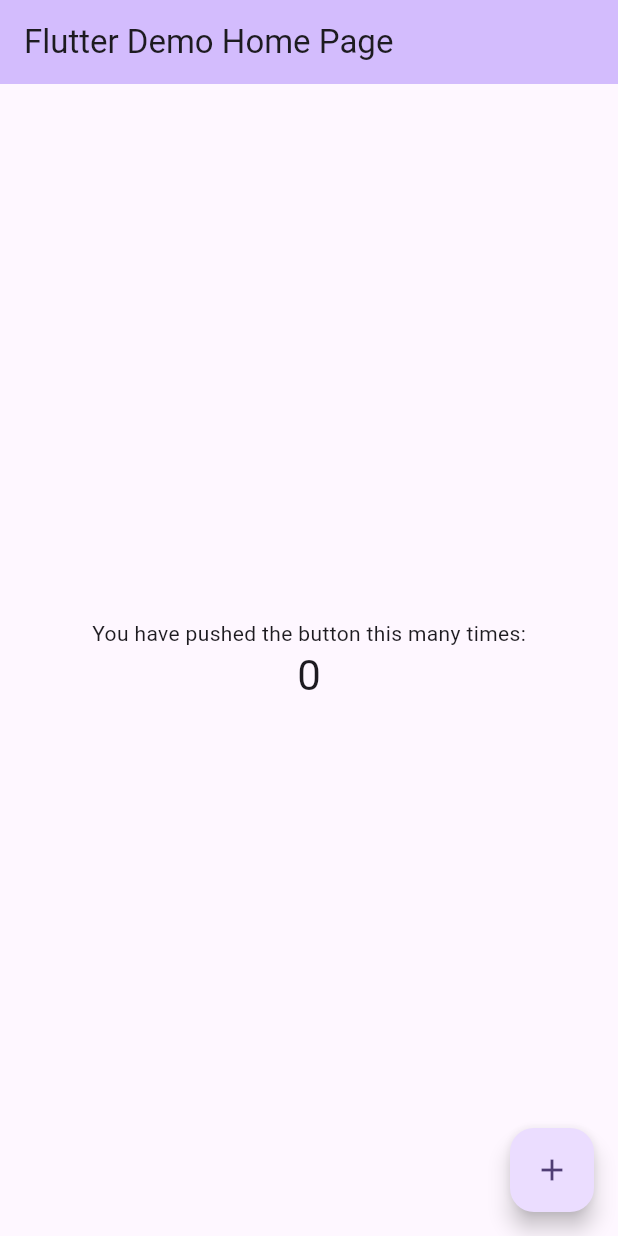
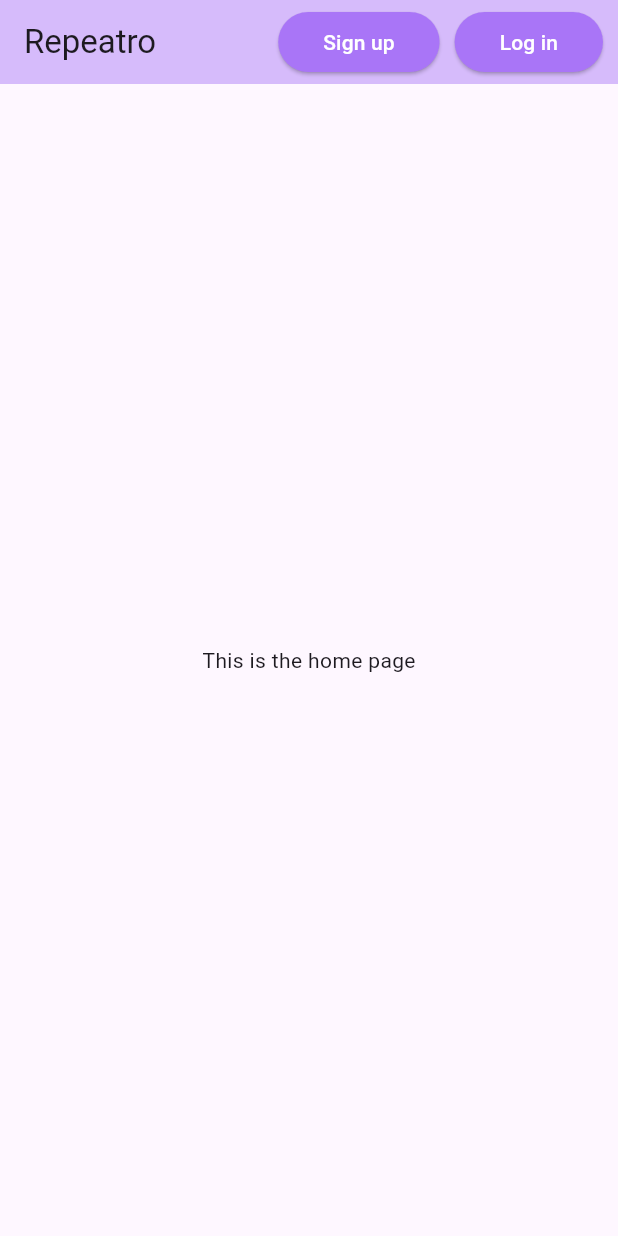
Before and after one commit to GOeda-Co/frontend, a Flutter app: the screen it shows after launch, on a phone screen of 412 x 824 dp. Run offline on Flutter 3.47's test engine with Material 3 defaults, Android fonts, the phone set to English and light mode, and no system bars; our stand-ins replace equatable.

Commit message:
implement sign up and log in screens and add simple user files

```diff
--- a/lib/main.dart
+++ b/lib/main.dart
@@ -1,4 +1,7 @@
 import 'package:flutter/material.dart';
+import 'package:frontend/pages/sign_up_screen/sign_up_screen.dart';
+import 'package:frontend/pages/log_in_screen/log_in_screen.dart';
+import 'package:frontend/pages/element_colors.dart';
 
 void main() {
   runApp(const MyApp());
@@ -7,45 +10,21 @@ void main() {
 class MyApp extends StatelessWidget {
   const MyApp({super.key});
 
-  // This widget is the root of your application.
   @override
   Widget build(BuildContext context) {
     return MaterialApp(
-      title: 'Flutter Demo',
+      title: 'Repeatro',
       theme: ThemeData(
-        // This is the theme of your application.
-        //
-        // TRY THIS: Try running your application with "flutter run". You'll see
-        // the application has a purple toolbar. Then, without quitting the app,
-        // try changing the seedColor in the colorScheme below to Colors.green
-        // and then invoke "hot reload" (save your changes or press the "hot
-        // reload" button in a Flutter-supported IDE, or press "r" if you used
-        // the command line to start the app).
-        //
-        // Notice that the counter didn't reset back to zero; the application
-        // state is not lost during the reload. To reset the state, use hot
-        // restart instead.
-        //
-        // This works for code too, not just values: Most code changes can be
-        // tested with just a hot reload.
-        colorScheme: ColorScheme.fromSeed(seedColor: Colors.deepPurple),
+        colorScheme: ColorScheme.fromSeed(seedColor: ElementColors.buttonColor),
       ),
-      home: const MyHomePage(title: 'Flutter Demo Home Page'),
+      home: const MyHomePage(title: 'Repeatro'),
+      debugShowCheckedModeBanner: false,
     );
   }
 }
 
 class MyHomePage extends StatefulWidget {
   const MyHomePage({super.key, required this.title});
-
-  // This widget is the home page of your application. It is stateful, meaning
-  // that it has a State object (defined below) that contains fields that affect
-  // how it looks.
-
-  // This class is the configuration for the state. It holds the values (in this
-  // case the title) provided by the parent (in this case the App widget) and
-  // used by the build method of the State. Fields in a Widget subclass are
-  // always marked "final".
 
   final String title;
 
@@ -54,69 +33,58 @@ class MyHomePage extends StatefulWidget {
 }
 
 class _MyHomePageState extends State<MyHomePage> {
-  int _counter = 0;
-
-  void _incrementCounter() {
-    setState(() {
-      // This call to setState tells the Flutter framework that something has
-      // changed in this State, which causes it to rerun the build method below
-      // so that the display can reflect the updated values. If we changed
-      // _counter without calling setState(), then the build method would not be
-      // called again, and so nothing would appear to happen.
-      _counter++;
-    });
-  }
-
   @override
   Widget build(BuildContext context) {
-    // This method is rerun every time setState is called, for instance as done
-    // by the _incrementCounter method above.
-    //
-    // The Flutter framework has been optimized to make rerunning build methods
-    // fast, so that you can just rebuild anything that needs updating rather
-    // than having to individually change instances of widgets.
     return Scaffold(
       appBar: AppBar(
-        // TRY THIS: Try changing the color here to a specific color (to
-        // Colors.amber, perhaps?) and trigger a hot reload to see the AppBar
-        // change color while the other colors stay the same.
         backgroundColor: Theme.of(context).colorScheme.inversePrimary,
-        // Here we take the value from the MyHomePage object that was created by
-        // the App.build method, and use it to set our appbar title.
         title: Text(widget.title),
+        actions: <Widget>[
+          Padding(
+            padding: const EdgeInsets.only(right: 10),
+            child: Row(
+              mainAxisSize: MainAxisSize.min,
+              children: [
+                ElevatedButton(
+                  onPressed: () {
+                    Navigator.push(
+                      context,
+                      MaterialPageRoute(builder: (context) => const SignUpScreen()),
+                    );
+                  },
+                  style: ElevatedButton.styleFrom(
+                    backgroundColor: ElementColors.buttonColor,
+                    padding: EdgeInsets.symmetric(horizontal: 30, vertical: 10),
+                  ),
+                  child: const Text('Sign up', style: TextStyle(color: Colors.white)),
+                ),
+                const SizedBox(width: 10),
+                ElevatedButton(
+                  onPressed: () {
+                    Navigator.push(
+                      context,
+                      MaterialPageRoute(builder: (context) => const LoginScreen()),
+                    );
+                  },
+                  style: ElevatedButton.styleFrom(
+                    backgroundColor: ElementColors.buttonColor,
+                    padding: EdgeInsets.symmetric(horizontal: 30, vertical: 10),
+                  ),
+                  child: const Text('Log in', style: TextStyle(color: Colors.white)),
+                ),
+              ],
+            ),
+          )
+        ]
       ),
       body: Center(
-        // Center is a layout widget. It takes a single child and positions it
-        // in the middle of the parent.
         child: Column(
-          // Column is also a layout widget. It takes a list of children and
-          // arranges them vertically. By default, it sizes itself to fit its
-          // children horizontally, and tries to be as tall as its parent.
-          //
-          // Column has various properties to control how it sizes itself and
-          // how it positions its children. Here we use mainAxisAlignment to
-          // center the children vertically; the main axis here is the vertical
-          // axis because Columns are vertical (the cross axis would be
-          // horizontal).
-          //
-          // TRY THIS: Invoke "debug painting" (choose the "Toggle Debug Paint"
-          // action in the IDE, or press "p" in the console), to see the
-          // wireframe for each widget.
           mainAxisAlignment: MainAxisAlignment.center,
-          children: <Widget>[
-            const Text('You have pushed the button this many times:'),
-            Text(
-              '$_counter',
-              style: Theme.of(context).textTheme.headlineMedium,
-            ),
+          children: [
+            Text('This is the home page'),
           ],
         ),
       ),
-      floatingActionButton: FloatingActionButton(
-        onPressed: _incrementCounter,
-        tooltip: 'Increment',
-        child: const Icon(Icons.add),
-      ), // This trailing comma makes auto-formatting nicer for build methods.
     );
   }
 }
--- /dev/null
+++ b/lib/pages/element_colors.dart
@@ -0,0 +1,10 @@
+import 'package:flutter/material.dart';
+
+class ElementColors {
+  static const Color buttonColor = Color.fromARGB(255, 169, 117, 247);
+  static const Color backgroundColor = Color(0xFFEDE7F6);
+  static const Color textColor = Colors.black87;
+  static const Color hintTextColor = Colors.black87;
+  static const Color borderColor = Colors.black87;
+  static const double borderRadius = 15.0;
+}
--- a/pubspec.yaml
+++ b/pubspec.yaml
@@ -34,6 +34,8 @@ dependencies:
   # The following adds the Cupertino Icons font to your application.
   # Use with the CupertinoIcons class for iOS style icons.
   cupertino_icons: ^1.0.8
+  json_annotation: ^4.8.1
+  equatable: ^2.0.5
 
 dev_dependencies:
   flutter_test:
```
Also changed, not shown: lib/features/user/data/models/user_model.dart (added, +35 -0 lines), lib/features/user/domain/entities/user.dart (added, +24 -0 lines), lib/pages/log_in_screen/log_in_screen.dart (added, +149 -0 lines), lib/pages/sign_up_screen/sign_up_screen.dart (added, +175 -0 lines), pubspec.lock.
